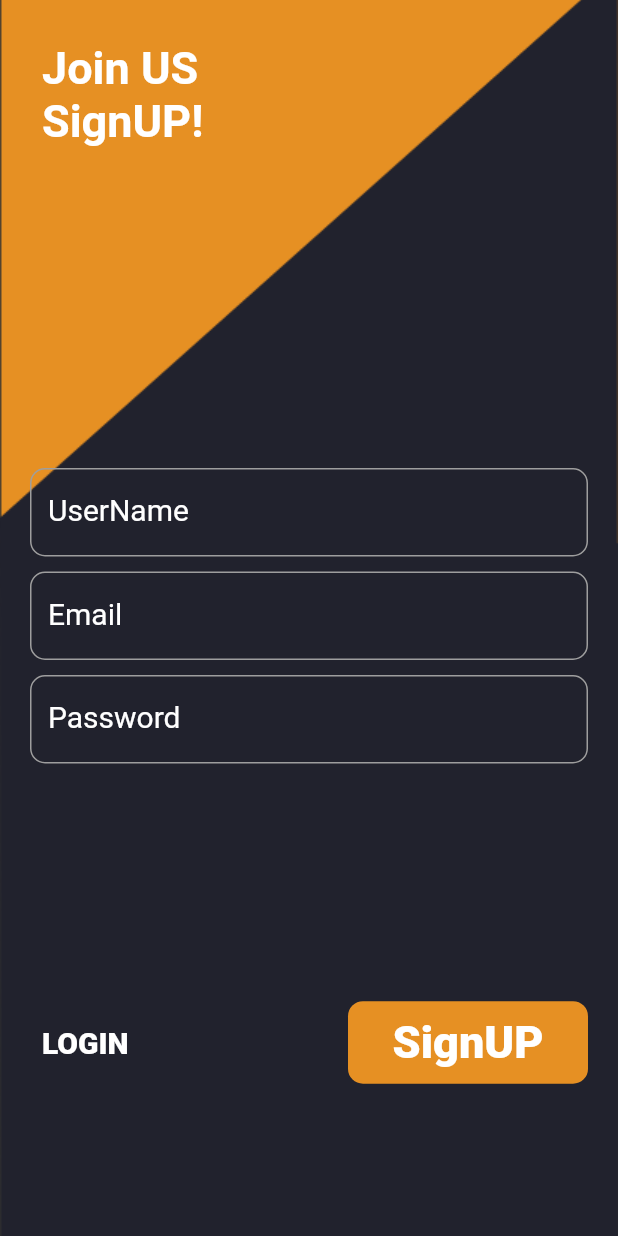
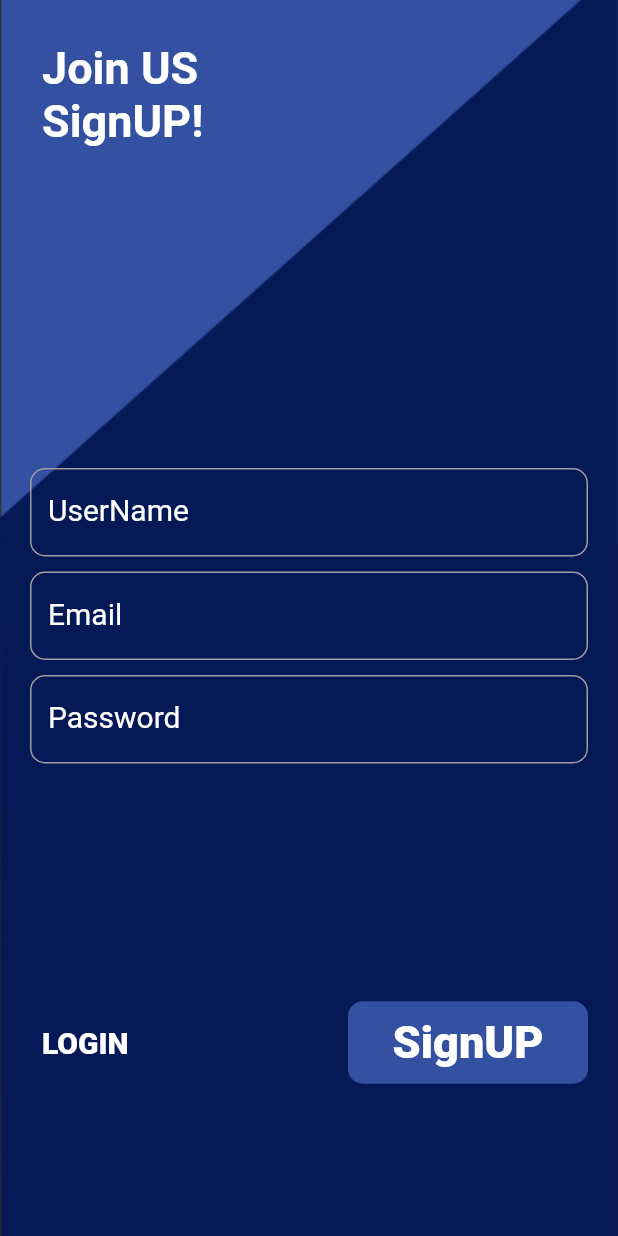
Before and after one commit to ABDO-AR/ar_todo_app, a Flutter app: the screen it shows after launch, after a tap on "SignUP", on a phone screen of 412 x 824 dp. Run offline on Flutter 3.47's test engine with Material 2 defaults, Android fonts, the phone set to English and light mode, and no system bars.

Commit message:
Add All Colors In color_class.dart

```diff
--- a/lib/main.dart
+++ b/lib/main.dart
@@ -31,8 +31,9 @@ class ARTODOAPP extends StatelessWidget {
     SystemChrome.setSystemUIOverlayStyle(
       SystemUiOverlayStyle.dark.copyWith(
         statusBarColor: Colors.transparent,
-        systemNavigationBarDividerColor: ColorClass.loginScreenBlueDarkColor,
-        systemNavigationBarColor: ColorClass.loginScreenBlueDarkColor,
+        systemNavigationBarDividerColor:
+            ColorClass.mainLoginScreenBackgroundColor,
+        systemNavigationBarColor: ColorClass.mainLoginScreenBackgroundColor,
         systemNavigationBarIconBrightness: Brightness.dark,
         statusBarIconBrightness: Brightness.dark,
         statusBarBrightness: Brightness.dark,
--- a/lib/res/screens/login_screen_res/login_res.dart
+++ b/lib/res/screens/login_screen_res/login_res.dart
@@ -108,7 +108,7 @@ class _LoginScreenResState extends State<LoginScreenRes> {
                   width: 160.0,
                   child: TextButton(
                     style: TextButton.styleFrom(
-                      backgroundColor: ColorClass.loginScreenYellowColor,
+                      backgroundColor: ColorClass.mainLoginScreenWidgetsColor,
                       shape: ConstanceClass.loginButtonShape,
                     ),
                     onPressed: () {
--- a/lib/res/screens/signup_screen_res/signup_res.dart
+++ b/lib/res/screens/signup_screen_res/signup_res.dart
@@ -120,7 +120,7 @@ class _SignupScreenResState extends State<SignupScreenRes> {
                   width: 160.0,
                   child: TextButton(
                     style: TextButton.styleFrom(
-                      backgroundColor: ColorClass.loginScreenYellowColor,
+                      backgroundColor: ColorClass.mainLoginScreenWidgetsColor,
                       shape: ConstanceClass.loginButtonShape,
                     ),
                     onPressed: () {
--- a/lib/res/values/color_class.dart
+++ b/lib/res/values/color_class.dart
@@ -1,6 +1,23 @@
 import 'package:flutter/material.dart';
 
 class ColorClass {
-  static final Color loginScreenYellowColor = Color(0xFFE69023);
-  static final Color loginScreenBlueDarkColor = Color(0xFF21222D);
+  /// Main For Login Screen Colors:
+  static final Color mainLoginScreenWidgetsColor = Color(0xFF3450A1);
+  static final Color mainLoginScreenBackgroundColor = Color(0xFF041955);
+
+  /// Main For Home Screen Colors:
+  static final Color mainHomeScreenWidgetsColor = Color(0xFF041955);
+  static final Color mainHomeScreenBackgroundColor = Color(0xFF3450A1);
+
+  /// Main Drawer Colors:
+  static final Color mainHomeScreenDrawerWidgetsColor = Color(0xFF324889);
+  static final Color mainHomeScreenDrawerBackgroundColor = Color(0xFF041955);
+
+  /// CheckBox & Dividers Color:
+  static final Color checkBoxDividerColor1 = Color(0xFF11429C);
+  static final Color checkBoxDividerColor2 = Color(0xFFEB06FF);
+  static final Color checkBoxDividerColor3 = Color(0xFFBF09DC);
+
+  /// Task Card Color:
+  static final Color taskCardColor = Color(0xFF041955);
 }
--- a/lib/res/widgets/ar_custom_text_field.dart
+++ b/lib/res/widgets/ar_custom_text_field.dart
@@ -18,15 +18,15 @@ class ARCustomTextField extends StatelessWidget {
     return TextField(
       obscureText: obscureText,
       onChanged: onChange,
-      cursorColor: ColorClass.loginScreenYellowColor,
+      cursorColor: ColorClass.mainLoginScreenWidgetsColor,
       decoration: InputDecoration(
         labelText: text,
         labelStyle: ConstanceClass.textFilledLabelTextStyle,
-        fillColor: ColorClass.loginScreenYellowColor,
-        focusColor: ColorClass.loginScreenYellowColor,
-        hoverColor: ColorClass.loginScreenYellowColor,
+        fillColor: ColorClass.mainLoginScreenWidgetsColor,
+        focusColor: ColorClass.mainLoginScreenWidgetsColor,
+        hoverColor: ColorClass.mainLoginScreenWidgetsColor,
         focusedBorder: ConstanceClass.textFilledBorder(
-          ColorClass.loginScreenYellowColor,
+          ColorClass.mainLoginScreenWidgetsColor,
         ),
         enabledBorder: ConstanceClass.textFilledBorder(
           Colors.grey,
```
Also changed, not shown: lib/res/images/background.png.
